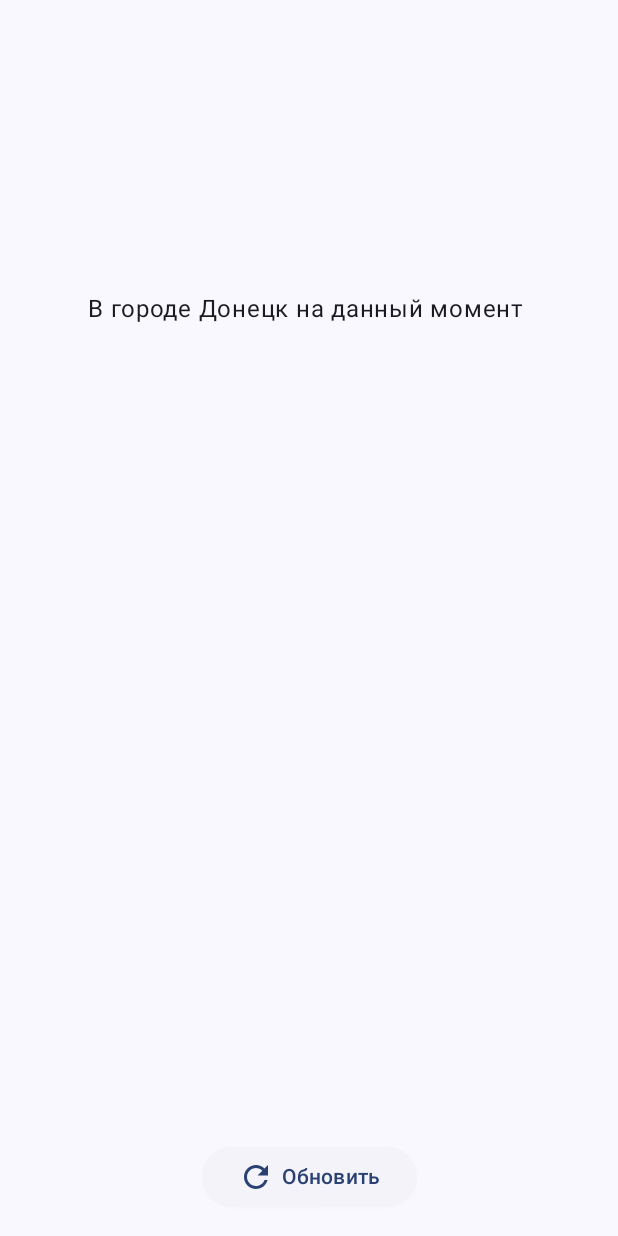
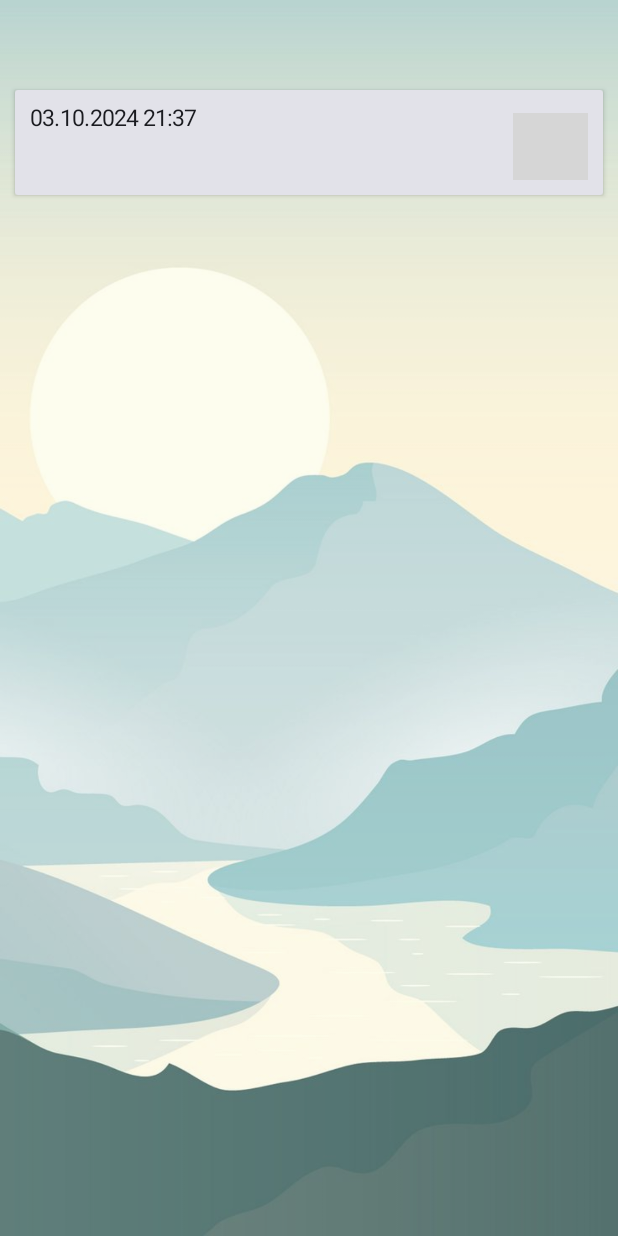
Before and after one commit to SunderLiq/WeatherComposable, an Android app built with Jetpack Compose: the screen it shows after launch (MainActivity), on a phone screen of 412 x 824 dp. Run offline under Robolectric (Android 15) with nearby library versions, the phone set to English and light mode, and no system bars; pictures from the network do not load; grey boxes are pictures that could not be loaded.

Commit message:
Add implementation AsyncImage. Create MainScreen. Some cosmetic changes.

```diff
--- a/app/build.gradle.kts
+++ b/app/build.gradle.kts
@@ -52,6 +52,7 @@ android {
 dependencies {
 
     implementation(libs.androidx.core.ktx)
+    implementation("io.coil-kt:coil-compose:2.0.0-rc01")
     implementation(libs.androidx.lifecycle.runtime.ktx)
     implementation(libs.androidx.activity.compose)
     implementation(platform(libs.androidx.compose.bom))
--- a/app/src/main/java/com/example/appweathercomposable/MainActivity.kt
+++ b/app/src/main/java/com/example/appweathercomposable/MainActivity.kt
@@ -7,6 +7,7 @@ import androidx.activity.enableEdgeToEdge
 import androidx.compose.foundation.layout.fillMaxSize
 import androidx.compose.material3.Scaffold
 import androidx.compose.ui.Modifier
+import com.example.appweathercomposable.screens.MainScreen
 import com.example.appweathercomposable.ui.theme.AppWeatherComposableTheme
 
 const val API_KEY = "bbff4996a1fe483486b184236240110"
@@ -16,9 +17,10 @@ class MainActivity : ComponentActivity() {
         enableEdgeToEdge()
         setContent {
             AppWeatherComposableTheme {
-                Scaffold(modifier = Modifier.fillMaxSize()) { innerPadding ->
-                    ScreenCurrentWeather("Донецк", this)
-                }
+                MainScreen()
+//                Scaffold(modifier = Modifier.fillMaxSize()) { innerPadding ->
+//                    ScreenCurrentWeather("Москва", this)
+//                }
             }
         }
     }
--- /dev/null
+++ b/app/src/main/java/com/example/appweathercomposable/screens/MainScreen.kt
@@ -0,0 +1,67 @@
+package com.example.appweathercomposable.screens
+
+import androidx.compose.foundation.Image
+import androidx.compose.foundation.layout.Arrangement
+import androidx.compose.foundation.layout.Column
+import androidx.compose.foundation.layout.Row
+import androidx.compose.foundation.layout.fillMaxSize
+import androidx.compose.foundation.layout.fillMaxWidth
+import androidx.compose.foundation.layout.padding
+import androidx.compose.foundation.layout.size
+import androidx.compose.foundation.shape.RoundedCornerShape
+import androidx.compose.material3.Card
+import androidx.compose.material3.CardDefaults
+import androidx.compose.material3.Text
+import androidx.compose.runtime.Composable
+import androidx.compose.ui.Alignment
+import androidx.compose.ui.Modifier
+import androidx.compose.ui.draw.alpha
+import androidx.compose.ui.layout.ContentScale
+import androidx.compose.ui.res.painterResource
+import androidx.compose.ui.text.TextStyle
+import androidx.compose.ui.tooling.preview.Preview
+import androidx.compose.ui.unit.dp
+import androidx.compose.ui.unit.sp
+import coil.compose.AsyncImage
+import com.example.appweathercomposable.R
+import com.example.appweathercomposable.ui.theme.White80
+
+@Preview(showBackground = true)
+@Composable
+fun MainScreen() {
+    Image(
+        painterResource(id = R.drawable.clear_day),
+        contentDescription = "Clear day",
+        modifier = Modifier
+            .fillMaxSize()
+            .alpha(0.7f),
+        contentScale = ContentScale.Crop
+    )
+    Column(
+        modifier = Modifier
+            .fillMaxSize()
+            .padding(top = 60.dp, start = 10.dp, end = 10.dp),
+    ) {
+        Card(
+            modifier = Modifier
+                .fillMaxWidth(),
+                elevation = CardDefaults.cardElevation(defaultElevation = 2.dp),
+            shape = RoundedCornerShape(2.dp)
+                )
+        {
+            Column (modifier = Modifier
+                .fillMaxWidth()
+                .padding(10.dp),
+                horizontalAlignment = Alignment.CenterHorizontally){
+                Row (modifier = Modifier
+                    .fillMaxWidth(),
+                    horizontalArrangement = Arrangement.SpaceBetween){
+                    Text(text = "03.10.2024 21:37",
+                    style = TextStyle(fontSize = 15.sp))
+                    AsyncImage(model = "https://cdn.weatherapi.com/weather/64x64/night/113.png", contentDescription = "night_icon",
+                        modifier = Modifier.size(50.dp).padding(top = 5.dp))
+                }
+            }
+        }
+    }
+}
--- a/app/src/main/java/com/example/appweathercomposable/ui/theme/Color.kt
+++ b/app/src/main/java/com/example/appweathercomposable/ui/theme/Color.kt
@@ -9,3 +9,4 @@ val Pink80 = Color(0xFFEFB8C8)
 val Purple40 = Color(0xFF6650a4)
 val PurpleGrey40 = Color(0xFF625b71)
 val Pink40 = Color(0xFF7D5260)
+val White80 = Color(0xCCD6D6D6)
--- a/app/src/main/res/values/colors.xml
+++ b/app/src/main/res/values/colors.xml
@@ -3,8 +3,10 @@
     <color name="purple_200">#FFBB86FC</color>
     <color name="purple_500">#FF6200EE</color>
     <color name="purple_700">#FF3700B3</color>
+    <color name="pink_700">#7A0F33</color>
     <color name="teal_200">#FF03DAC5</color>
     <color name="teal_700">#FF018786</color>
     <color name="black">#FF000000</color>
     <color name="white">#FFFFFFFF</color>
+    <color name="light_purple60">#9987268E</color>
 </resources>
```
Also changed, not shown: app/src/main/res/drawable/clear_day.jpg (added), app/src/main/res/drawable/clear_night.jpg (added), app/src/main/res/drawable/clouded_night.jpg (added), 1 other file.
